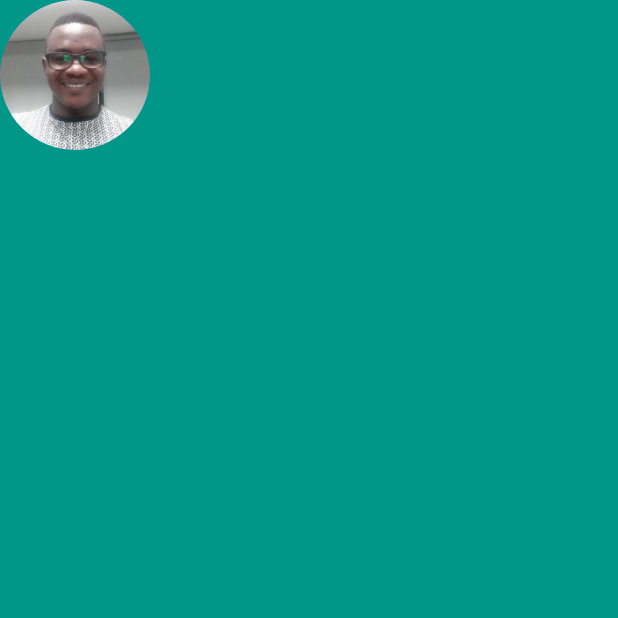
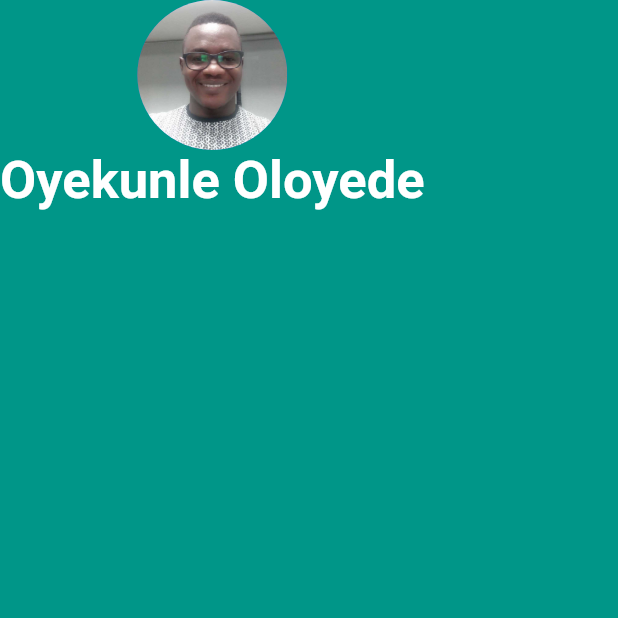
Before and after one commit to Oyekunle-Mark/mi_card, a Flutter app: the screen it shows after launch, on a phone screen of 412 x 824 dp, the top half of it. Run offline on Flutter 3.47's test engine with Material 2 defaults, Android fonts, the phone set to English and light mode, and no system bars.

Commit message:
Added a text for my name

```diff
--- a/lib/main.dart
+++ b/lib/main.dart
@@ -19,6 +19,13 @@ class MyApp extends StatelessWidget {
               radius: 50.0,
               backgroundImage: AssetImage('images/chief.jpg'),
             ),
+            Text(
+              'Oyekunle Oloyede',
+              style: TextStyle(
+                  fontSize: 35.0,
+                  color: Colors.white,
+                  fontWeight: FontWeight.bold),
+            ),
           ],
         ),
       ),
```
